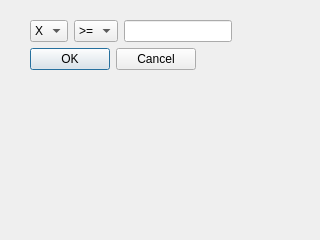
Qt form pythonVTK/Filtering/PassThroughFilterUI.ui (18wang/PointCloud) before a commit.
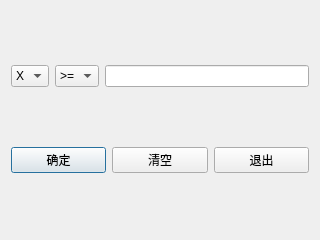
The same form after that commit.

What changed in the file:
```diff
--- a/pythonVTK/Filtering/PassThroughFilterUI.ui
+++ b/pythonVTK/Filtering/PassThroughFilterUI.ui
@@ -31,17 +31,8 @@
   <property name="sizeGripEnabled">
    <bool>false</bool>
   </property>
-  <widget class="QWidget" name="formLayoutWidget">
-   <property name="geometry">
-    <rect>
-     <x>30</x>
-     <y>20</y>
-     <width>251</width>
-     <height>131</height>
-    </rect>
-   </property>
-   <layout class="QFormLayout" name="formLayout">
-    <item row="0" column="0">
+  <layout class="QVBoxLayout" name="verticalLayout">
+   <item>
      <layout class="QHBoxLayout" name="horizontalLayout">
       <item>
        <widget class="QComboBox" name="comboBox">
@@ -100,18 +91,32 @@
       </item>
      </layout>
     </item>
-    <item row="1" column="0">
-     <widget class="QDialogButtonBox" name="buttonBox">
-      <property name="orientation">
-       <enum>Qt::Horizontal</enum>
-      </property>
-      <property name="standardButtons">
-       <set>QDialogButtonBox::Cancel|QDialogButtonBox::Ok</set>
+   <item>
+    <layout class="QHBoxLayout" name="horizontalLayout_2">
+     <item>
+      <widget class="QPushButton" name="setBtn">
+       <property name="text">
+        <string>确定</string>
+       </property>
+      </widget>
+     </item>
+     <item>
+      <widget class="QPushButton" name="clearBtn">
+       <property name="text">
+        <string>清空</string>
       </property>
      </widget>
     </item>
-   </layout>
-  </widget>
+     <item>
+      <widget class="QPushButton" name="cancelBtn">
+       <property name="text">
+        <string>退出</string>
+       </property>
+      </widget>
+     </item>
+    </layout>
+   </item>
+  </layout>
  </widget>
  <resources/>
  <connections>
```
Left out of the diff: 39 changed lines with no effect on the pictures. Lines whose indentation alone changed are shown as unchanged.
